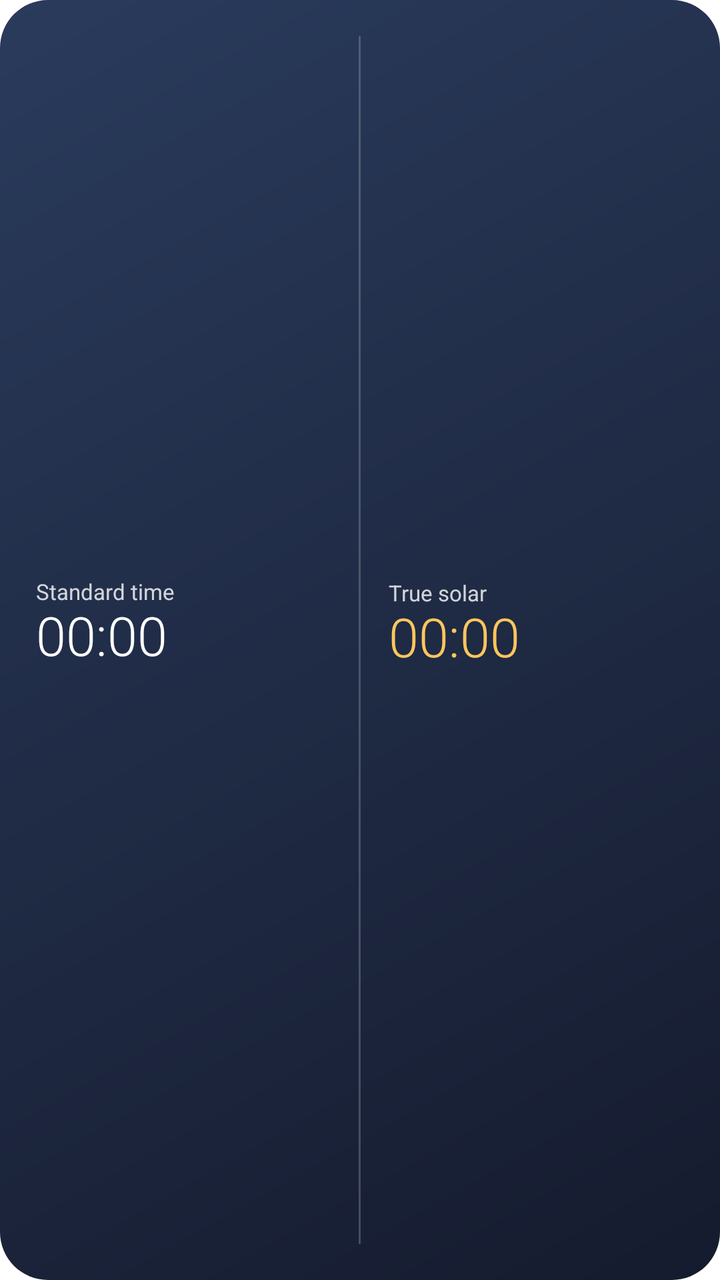
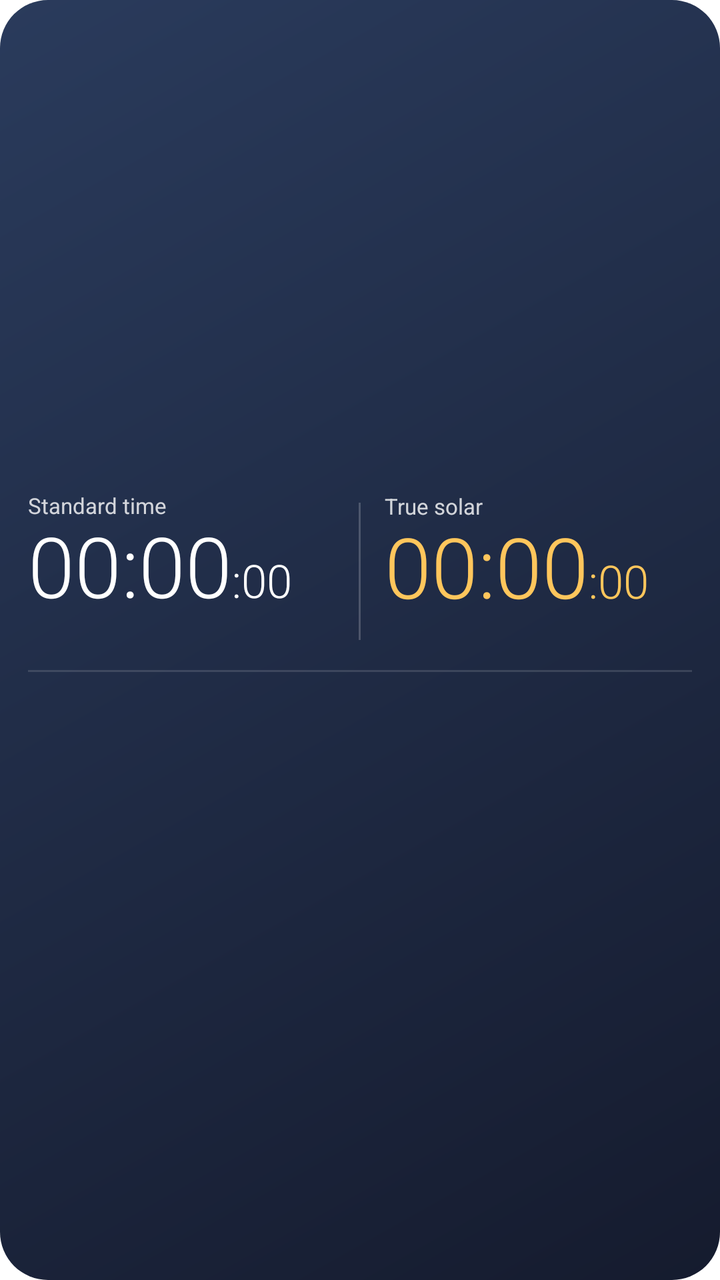

Compare the two renders of this Android layout. The source of the first and the diff that turns it into the second are given below.
<!-- AndroidManifest.xml: application theme Theme.TrueSolarTime -->
<!-- res/layout/widget_solar_time.xml -->
<?xml version="1.0" encoding="utf-8"?>
<LinearLayout xmlns:android="http://schemas.android.com/apk/res/android"
    android:id="@+id/widget_root"
    android:layout_width="match_parent"
    android:layout_height="match_parent"
    android:background="@drawable/widget_background_night"
    android:orientation="horizontal"
    android:paddingStart="18dp"
    android:paddingTop="12dp"
    android:paddingEnd="18dp"
    android:paddingBottom="12dp">

    <LinearLayout
        android:layout_width="0dp"
        android:layout_height="wrap_content"
        android:layout_gravity="center_vertical"
        android:layout_weight="1"
        android:orientation="vertical">

        <TextView
            android:layout_width="wrap_content"
            android:layout_height="wrap_content"
            android:text="@string/widget_label_civil"
            android:textColor="#CCFFFFFF"
            android:textSize="11sp" />

        <TextView
            android:id="@+id/widget_civil_time"
            android:layout_width="wrap_content"
            android:layout_height="wrap_content"
            android:fontFamily="sans-serif-light"
            android:includeFontPadding="false"
            android:text="00:00"
            android:textColor="#FFFFFFFF"
            android:textSize="27sp" />

        <TextView
            android:id="@+id/widget_civil_date"
            android:layout_width="wrap_content"
            android:layout_height="wrap_content"
            android:layout_marginTop="2dp"
            android:textColor="#B3FFFFFF"
            android:textSize="11sp" />
    </LinearLayout>

    <LinearLayout
        android:layout_width="1dp"
        android:layout_height="match_parent"
        android:layout_marginStart="14dp"
        android:layout_marginTop="6dp"
        android:layout_marginEnd="14dp"
        android:layout_marginBottom="6dp"
        android:background="#33FFFFFF"
        android:orientation="vertical" />

    <LinearLayout
        android:layout_width="0dp"
        android:layout_height="wrap_content"
        android:layout_gravity="center_vertical"
        android:layout_weight="1"
        android:orientation="vertical">

        <LinearLayout
            android:layout_width="match_parent"
            android:layout_height="wrap_content"
            android:orientation="horizontal">

            <TextView
                android:layout_width="wrap_content"
                android:layout_height="wrap_content"
                android:text="@string/widget_label_solar"
                android:textColor="#CCFFFFFF"
                android:textSize="11sp" />

            <TextView
                android:id="@+id/widget_solar_shichen"
                android:layout_width="0dp"
                android:layout_height="wrap_content"
                android:layout_weight="1"
                android:gravity="end"
                android:textColor="#B3FFFFFF"
                android:textSize="11sp" />
        </LinearLayout>

        <TextView
            android:id="@+id/widget_solar_time"
            android:layout_width="wrap_content"
            android:layout_height="wrap_content"
            android:fontFamily="sans-serif-light"
            android:includeFontPadding="false"
            android:text="00:00"
            android:textColor="#FFFFC65C"
            android:textSize="27sp" />

        <TextView
            android:id="@+id/widget_coordinates"
            android:layout_width="wrap_content"
            android:layout_height="wrap_content"
            android:layout_marginTop="2dp"
            android:maxLines="1"
            android:textColor="#B3FFFFFF"
            android:textSize="10sp" />
    </LinearLayout>

</LinearLayout>
<!-- resources referenced by this layout -->
<resources>
  <!-- drawable widget_background_night (drawable) -->
  <?xml version="1.0" encoding="utf-8"?>
  <shape xmlns:android="http://schemas.android.com/apk/res/android"
      android:shape="rectangle">
      <corners android:radius="24dp" />
      <gradient
          android:angle="315"
          android:endColor="#151B2E"
          android:startColor="#2A3B5C" />
  </shape>
  <string name="widget_label_civil">Standard time</string>
  <string name="widget_label_solar">True solar</string>
  <style name="Theme.TrueSolarTime" parent="android:Theme.Material.Light.NoActionBar">
          <item name="android:windowBackground">@android:color/white</item>
      </style>
</resources>

<!-- the commit's change to res/layout/widget_solar_time.xml (unified diff, before → after) -->
@@ -1,105 +1,399 @@
 <?xml version="1.0" encoding="utf-8"?>
 <LinearLayout xmlns:android="http://schemas.android.com/apk/res/android"
+    xmlns:tools="http://schemas.android.com/tools"
     android:id="@+id/widget_root"
     android:layout_width="match_parent"
     android:layout_height="match_parent"
     android:background="@drawable/widget_background_night"
-    android:orientation="horizontal"
-    android:paddingStart="18dp"
-    android:paddingTop="12dp"
-    android:paddingEnd="18dp"
-    android:paddingBottom="12dp">
+    android:gravity="center_vertical"
+    android:orientation="vertical"
+    android:paddingStart="14dp"
+    android:paddingTop="10dp"
+    android:paddingEnd="14dp"
+    android:paddingBottom="10dp">
 
     <LinearLayout
-        android:layout_width="0dp"
+        android:layout_width="match_parent"
         android:layout_height="wrap_content"
-        android:layout_gravity="center_vertical"
-        android:layout_weight="1"
-        android:orientation="vertical">
-
-        <TextView
-            android:layout_width="wrap_content"
+        android:gravity="center_vertical"
+        android:orientation="horizontal">
+
+        <LinearLayout
+            android:layout_width="0dp"
             android:layout_height="wrap_content"
-            android:text="@string/widget_label_civil"
-            android:textColor="#CCFFFFFF"
-            android:textSize="11sp" />
-
-        <TextView
-            android:id="@+id/widget_civil_time"
-            android:layout_width="wrap_content"
-            android:layout_height="wrap_content"
-            android:fontFamily="sans-serif-light"
-            android:includeFontPadding="false"
-            android:text="00:00"
-            android:textColor="#FFFFFFFF"
-            android:textSize="27sp" />
-
-        <TextView
-            android:id="@+id/widget_civil_date"
-            android:layout_width="wrap_content"
-            android:layout_height="wrap_content"
-            android:layout_marginTop="2dp"
-            android:textColor="#B3FFFFFF"
-            android:textSize="11sp" />
-    </LinearLayout>
-
-    <LinearLayout
-        android:layout_width="1dp"
-        android:layout_height="match_parent"
-        android:layout_marginStart="14dp"
-        android:layout_marginTop="6dp"
-        android:layout_marginEnd="14dp"
-        android:layout_marginBottom="6dp"
-        android:background="#33FFFFFF"
-        android:orientation="vertical" />
-
-    <LinearLayout
-        android:layout_width="0dp"
-        android:layout_height="wrap_content"
-        android:layout_gravity="center_vertical"
-        android:layout_weight="1"
-        android:orientation="vertical">
-
-        <LinearLayout
-            android:layout_width="match_parent"
-            android:layout_height="wrap_content"
-            android:orientation="horizontal">
+            android:layout_weight="1"
+            android:orientation="vertical">
+
+            <LinearLayout
+                android:layout_width="match_parent"
+                android:layout_height="wrap_content"
+                android:orientation="horizontal">
+
+                <TextView
+                    android:layout_width="wrap_content"
+                    android:layout_height="wrap_content"
+                    android:text="@string/widget_label_civil"
+                    android:textColor="#CCFFFFFF"
+                    android:textSize="11sp" />
+
+                <TextView
+                    android:id="@+id/widget_city"
+                    android:layout_width="0dp"
+                    android:layout_height="wrap_content"
+                    android:layout_weight="1"
+                    android:ellipsize="end"
+                    android:gravity="end"
+                    android:maxLines="1"
+                    android:textColor="#B3FFFFFF"
+                    android:textSize="11sp" />
+            </LinearLayout>
+
+            <LinearLayout
+                android:layout_width="wrap_content"
+                android:layout_height="wrap_content"
+                android:orientation="horizontal">
+
+                <TextView
+                    android:id="@+id/widget_civil_time"
+                    style="@style/WidgetClockMain"
+                    android:text="00:00"
+                    android:textColor="#FFFFFFFF"
+                    tools:ignore="HardcodedText" />
+
+                <TextView
+                    style="@style/WidgetClockSecond"
+                    android:layout_marginBottom="5dp"
+                    android:text=":"
+                    tools:ignore="HardcodedText" />
+
+            <ViewFlipper
+                android:id="@+id/widget_civil_sec"
+                android:layout_width="27sp"
+                android:layout_height="wrap_content"
+                android:layout_marginBottom="5dp"
+                android:autoStart="true"
+                android:flipInterval="1000"
+                tools:ignore="HardcodedText">
+                <TextView style="@style/WidgetClockSecond" android:text="00" />
+                <TextView style="@style/WidgetClockSecond" android:text="01" />
+                <TextView style="@style/WidgetClockSecond" android:text="02" />
+                <TextView style="@style/WidgetClockSecond" android:text="03" />
+                <TextView style="@style/WidgetClockSecond" android:text="04" />
+                <TextView style="@style/WidgetClockSecond" android:text="05" />
+                <TextView style="@style/WidgetClockSecond" android:text="06" />
+                <TextView style="@style/WidgetClockSecond" android:text="07" />
+                <TextView style="@style/WidgetClockSecond" android:text="08" />
+                <TextView style="@style/WidgetClockSecond" android:text="09" />
+                <TextView style="@style/WidgetClockSecond" android:text="10" />
+                <TextView style="@style/WidgetClockSecond" android:text="11" />
+                <TextView style="@style/WidgetClockSecond" android:text="12" />
+                <TextView style="@style/WidgetClockSecond" android:text="13" />
+                <TextView style="@style/WidgetClockSecond" android:text="14" />
+                <TextView style="@style/WidgetClockSecond" android:text="15" />
+                <TextView style="@style/WidgetClockSecond" android:text="16" />
+                <TextView style="@style/WidgetClockSecond" android:text="17" />
+                <TextView style="@style/WidgetClockSecond" android:text="18" />
+                <TextView style="@style/WidgetClockSecond" android:text="19" />
+                <TextView style="@style/WidgetClockSecond" android:text="20" />
+                <TextView style="@style/WidgetClockSecond" android:text="21" />
+                <TextView style="@style/WidgetClockSecond" android:text="22" />
+                <TextView style="@style/WidgetClockSecond" android:text="23" />
+                <TextView style="@style/WidgetClockSecond" android:text="24" />
+                <TextView style="@style/WidgetClockSecond" android:text="25" />
+                <TextView style="@style/WidgetClockSecond" android:text="26" />
+                <TextView style="@style/WidgetClockSecond" android:text="27" />
+                <TextView style="@style/WidgetClockSecond" android:text="28" />
+                <TextView style="@style/WidgetClockSecond" android:text="29" />
+                <TextView style="@style/WidgetClockSecond" android:text="30" />
+                <TextView style="@style/WidgetClockSecond" android:text="31" />
+                <TextView style="@style/WidgetClockSecond" android:text="32" />
+                <TextView style="@style/WidgetClockSecond" android:text="33" />
+                <TextView style="@style/WidgetClockSecond" android:text="34" />
+                <TextView style="@style/WidgetClockSecond" android:text="35" />
+                <TextView style="@style/WidgetClockSecond" android:text="36" />
+                <TextView style="@style/WidgetClockSecond" android:text="37" />
+                <TextView style="@style/WidgetClockSecond" android:text="38" />
+                <TextView style="@style/WidgetClockSecond" android:text="39" />
+                <TextView style="@style/WidgetClockSecond" android:text="40" />
+                <TextView style="@style/WidgetClockSecond" android:text="41" />
+                <TextView style="@style/WidgetClockSecond" android:text="42" />
+                <TextView style="@style/WidgetClockSecond" android:text="43" />
+                <TextView style="@style/WidgetClockSecond" android:text="44" />
+                <TextView style="@style/WidgetClockSecond" android:text="45" />
+                <TextView style="@style/WidgetClockSecond" android:text="46" />
+                <TextView style="@style/WidgetClockSecond" android:text="47" />
+                <TextView style="@style/WidgetClockSecond" android:text="48" />
+                <TextView style="@style/WidgetClockSecond" android:text="49" />
+                <TextView style="@style/WidgetClockSecond" android:text="50" />
+                <TextView style="@style/WidgetClockSecond" android:text="51" />
+                <TextView style="@style/WidgetClockSecond" android:text="52" />
+                <TextView style="@style/WidgetClockSecond" android:text="53" />
+                <TextView style="@style/WidgetClockSecond" android:text="54" />
+                <TextView style="@style/WidgetClockSecond" android:text="55" />
+                <TextView style="@style/WidgetClockSecond" android:text="56" />
+                <TextView style="@style/WidgetClockSecond" android:text="57" />
+                <TextView style="@style/WidgetClockSecond" android:text="58" />
+                <TextView style="@style/WidgetClockSecond" android:text="59" />
+            </ViewFlipper>
+            </LinearLayout>
 
             <TextView
+                android:id="@+id/widget_civil_date"
                 android:layout_width="wrap_content"
                 android:layout_height="wrap_content"
-                android:text="@string/widget_label_solar"
-                android:textColor="#CCFFFFFF"
-                android:textSize="11sp" />
-
-            <TextView
-                android:id="@+id/widget_solar_shichen"
-                android:layout_width="0dp"
-                android:layout_height="wrap_content"
-                android:layout_weight="1"
-                android:gravity="end"
+                android:layout_marginTop="2dp"
+                android:maxLines="1"
                 android:textColor="#B3FFFFFF"
                 android:textSize="11sp" />
         </LinearLayout>
 
-        <TextView
-            android:id="@+id/widget_solar_time"
-            android:layout_width="wrap_content"
+        <LinearLayout
+            android:layout_width="1dp"
+            android:layout_height="match_parent"
+            android:layout_marginStart="12dp"
+            android:layout_marginTop="6dp"
+            android:layout_marginEnd="12dp"
+            android:layout_marginBottom="6dp"
+            android:background="#33FFFFFF"
+            android:orientation="vertical" />
+
+        <LinearLayout
+            android:layout_width="0dp"
             android:layout_height="wrap_content"
-            android:fontFamily="sans-serif-light"
-            android:includeFontPadding="false"
-            android:text="00:00"
-            android:textColor="#FFFFC65C"
-            android:textSize="27sp" />
-
-        <TextView
-            android:id="@+id/widget_coordinates"
-            android:layout_width="wrap_content"
-            android:layout_height="wrap_content"
-            android:layout_marginTop="2dp"
-            android:maxLines="1"
-            android:textColor="#B3FFFFFF"
-            android:textSize="10sp" />
+            android:layout_weight="1"
+            android:orientation="vertical">
+
+            <LinearLayout
+                android:layout_width="match_parent"
+                android:layout_height="wrap_content"
+                android:orientation="horizontal">
+
+                <TextView
+                    android:layout_width="wrap_content"
+                    android:layout_height="wrap_content"
+                    android:text="@string/widget_label_solar"
+                    android:textColor="#CCFFFFFF"
+                    android:textSize="11sp" />
+
+                <TextView
+                    android:id="@+id/widget_solar_shichen"
+                    android:layout_width="0dp"
+                    android:layout_height="wrap_content"
+                    android:layout_weight="1"
+                    android:gravity="end"
+                    android:textColor="#B3FFFFFF"
+                    android:textSize="11sp" />
+            </LinearLayout>
+
+            <LinearLayout
+                android:layout_width="wrap_content"
+                android:layout_height="wrap_content"
+                android:orientation="horizontal">
+
+                <TextView
+                    android:id="@+id/widget_solar_time"
+                    style="@style/WidgetClockMain"
+                    android:text="00:00"
+                    android:textColor="#FFFFC65C"
+                    tools:ignore="HardcodedText" />
+
+                <TextView
+                    style="@style/WidgetClockSecondSolar"
+                    android:layout_marginBottom="5dp"
+                    android:text=":"
+                    tools:ignore="HardcodedText" />
+
+            <ViewFlipper
+                android:id="@+id/widget_solar_sec"
+                android:layout_width="27sp"
+                android:layout_height="wrap_content"
+                android:layout_marginBottom="5dp"
+                android:autoStart="true"
+                android:flipInterval="1000"
+                tools:ignore="HardcodedText">
+                <TextView style="@style/WidgetClockSecondSolar" android:text="00" />
+                <TextView style="@style/WidgetClockSecondSolar" android:text="01" />
+                <TextView style="@style/WidgetClockSecondSolar" android:text="02" />
+                <TextView style="@style/WidgetClockSecondSolar" android:text="03" />
+                <TextView style="@style/WidgetClockSecondSolar" android:text="04" />
+                <TextView style="@style/WidgetClockSecondSolar" android:text="05" />
+                <TextView style="@style/WidgetClockSecondSolar" android:text="06" />
+                <TextView style="@style/WidgetClockSecondSolar" android:text="07" />
+                <TextView style="@style/WidgetClockSecondSolar" android:text="08" />
+                <TextView style="@style/WidgetClockSecondSolar" android:text="09" />
+                <TextView style="@style/WidgetClockSecondSolar" android:text="10" />
+                <TextView style="@style/WidgetClockSecondSolar" android:text="11" />
+                <TextView style="@style/WidgetClockSecondSolar" android:text="12" />
+                <TextView style="@style/WidgetClockSecondSolar" android:text="13" />
+                <TextView style="@style/WidgetClockSecondSolar" android:text="14" />
+                <TextView style="@style/WidgetClockSecondSolar" android:text="15" />
+                <TextView style="@style/WidgetClockSecondSolar" android:text="16" />
+                <TextView style="@style/WidgetClockSecondSolar" android:text="17" />
+                <TextView style="@style/WidgetClockSecondSolar" android:text="18" />
+                <TextView style="@style/WidgetClockSecondSolar" android:text="19" />
+                <TextView style="@style/WidgetClockSecondSolar" android:text="20" />
+                <TextView style="@style/WidgetClockSecondSolar" android:text="21" />
+                <TextView style="@style/WidgetClockSecondSolar" android:text="22" />
+                <TextView style="@style/WidgetClockSecondSolar" android:text="23" />
+                <TextView style="@style/WidgetClockSecondSolar" android:text="24" />
+                <TextView style="@style/WidgetClockSecondSolar" android:text="25" />
+                <TextView style="@style/WidgetClockSecondSolar" android:text="26" />
+                <TextView style="@style/WidgetClockSecondSolar" android:text="27" />
+                <TextView style="@style/WidgetClockSecondSolar" android:text="28" />
+                <TextView style="@style/WidgetClockSecondSolar" android:text="29" />
+                <TextView style="@style/WidgetClockSecondSolar" android:text="30" />
+                <TextView style="@style/WidgetClockSecondSolar" android:text="31" />
+                <TextView style="@style/WidgetClockSecondSolar" android:text="32" />
+                <TextView style="@style/WidgetClockSecondSolar" android:text="33" />
+                <TextView style="@style/WidgetClockSecondSolar" android:text="34" />
+                <TextView style="@style/WidgetClockSecondSolar" android:text="35" />
+                <TextView style="@style/WidgetClockSecondSolar" android:text="36" />
+                <TextView style="@style/WidgetClockSecondSolar" android:text="37" />
+                <TextView style="@style/WidgetClockSecondSolar" android:text="38" />
+                <TextView style="@style/WidgetClockSecondSolar" android:text="39" />
+                <TextView style="@style/WidgetClockSecondSolar" android:text="40" />
+                <TextView style="@style/WidgetClockSecondSolar" android:text="41" />
+                <TextView style="@style/WidgetClockSecondSolar" android:text="42" />
+                <TextView style="@style/WidgetClockSecondSolar" android:text="43" />
+                <TextView style="@style/WidgetClockSecondSolar" android:text="44" />
+                <TextView style="@style/WidgetClockSecondSolar" android:text="45" />
+                <TextView style="@style/WidgetClockSecondSolar" android:text="46" />
+                <TextView style="@style/WidgetClockSecondSolar" android:text="47" />
+                <TextView style="@style/WidgetClockSecondSolar" android:text="48" />
+                <TextView style="@style/WidgetClockSecondSolar" android:text="49" />
+                <TextView style="@style/WidgetClockSecondSolar" android:text="50" />
+                <TextView style="@style/WidgetClockSecondSolar" android:text="51" />
+                <TextView style="@style/WidgetClockSecondSolar" android:text="52" />
+                <TextView style="@style/WidgetClockSecondSolar" android:text="53" />
+                <TextView style="@style/WidgetClockSecondSolar" android:text="54" />
+                <TextView style="@style/WidgetClockSecondSolar" android:text="55" />
+                <TextView style="@style/WidgetClockSecondSolar" android:text="56" />
+                <TextView style="@style/WidgetClockSecondSolar" android:text="57" />
+                <TextView style="@style/WidgetClockSecondSolar" android:text="58" />
+                <TextView style="@style/WidgetClockSecondSolar" android:text="59" />
+            </ViewFlipper>
+            </LinearLayout>
+
+            <TextView
+                android:id="@+id/widget_coordinates"
+                android:layout_width="wrap_content"
+                android:layout_height="wrap_content"
+                android:layout_marginTop="2dp"
+                android:maxLines="1"
+                android:textColor="#B3FFFFFF"
+                android:textSize="10sp" />
+        </LinearLayout>
     </LinearLayout>
 
+    <TextView
+        android:layout_width="match_parent"
+        android:layout_height="1dp"
+        android:layout_marginTop="9dp"
+        android:background="#22FFFFFF" />
+
+    <LinearLayout
+        android:id="@+id/widget_hour_row"
+        android:layout_width="match_parent"
+        android:layout_height="wrap_content"
+        android:layout_marginTop="7dp"
+        android:orientation="horizontal">
+
+            <LinearLayout
+                android:layout_width="0dp"
+                android:layout_height="wrap_content"
+                android:layout_weight="1"
+                android:gravity="center_horizontal"
+                android:orientation="vertical">
+                <TextView
+                    android:id="@+id/widget_hour_label_0"
+                    style="@style/WidgetHourLabel" />
+                <ImageView
+                    android:id="@+id/widget_hour_icon_0"
+                    style="@style/WidgetHourIcon" />
+                <TextView
+                    android:id="@+id/widget_hour_cond_0"
+                    style="@style/WidgetHourCond" />
+            </LinearLayout>
+            <LinearLayout
+                android:layout_width="0dp"
+                android:layout_height="wrap_content"
+                android:layout_weight="1"
+                android:gravity="center_horizontal"
+                android:orientation="vertical">
+                <TextView
+                    android:id="@+id/widget_hour_label_1"
+                    style="@style/WidgetHourLabel" />
+                <ImageView
+                    android:id="@+id/widget_hour_icon_1"
+                    style="@style/WidgetHourIcon" />
+                <TextView
+                    android:id="@+id/widget_hour_cond_1"
+                    style="@style/WidgetHourCond" />
+            </LinearLayout>
+            <LinearLayout
+                android:layout_width="0dp"
+                android:layout_height="wrap_content"
+                android:layout_weight="1"
+                android:gravity="center_horizontal"
+                android:orientation="vertical">
+                <TextView
+                    android:id="@+id/widget_hour_label_2"
+                    style="@style/WidgetHourLabel" />
+                <ImageView
+                    android:id="@+id/widget_hour_icon_2"
+                    style="@style/WidgetHourIcon" />
+                <TextView
+                    android:id="@+id/widget_hour_cond_2"
+                    style="@style/WidgetHourCond" />
+            </LinearLayout>
+            <LinearLayout
+                android:layout_width="0dp"
+                android:layout_height="wrap_content"
+                android:layout_weight="1"
+                android:gravity="center_horizontal"
+                android:orientation="vertical">
+                <TextView
+                    android:id="@+id/widget_hour_label_3"
+                    style="@style/WidgetHourLabel" />
+                <ImageView
+                    android:id="@+id/widget_hour_icon_3"
+                    style="@style/WidgetHourIcon" />
+                <TextView
+                    android:id="@+id/widget_hour_cond_3"
+                    style="@style/WidgetHourCond" />
+            </LinearLayout>
+            <LinearLayout
+                android:layout_width="0dp"
+                android:layout_height="wrap_content"
+                android:layout_weight="1"
+                android:gravity="center_horizontal"
+                android:orientation="vertical">
+                <TextView
+                    android:id="@+id/widget_hour_label_4"
+                    style="@style/WidgetHourLabel" />
+                <ImageView
+                    android:id="@+id/widget_hour_icon_4"
+                    style="@style/WidgetHourIcon" />
+                <TextView
+                    android:id="@+id/widget_hour_cond_4"
+                    style="@style/WidgetHourCond" />
+            </LinearLayout>
+            <LinearLayout
+                android:layout_width="0dp"
+                android:layout_height="wrap_content"
+                android:layout_weight="1"
+                android:gravity="center_horizontal"
+                android:orientation="vertical">
+                <TextView
+                    android:id="@+id/widget_hour_label_5"
+                    style="@style/WidgetHourLabel" />
+                <ImageView
+                    android:id="@+id/widget_hour_icon_5"
+                    style="@style/WidgetHourIcon" />
+                <TextView
+                    android:id="@+id/widget_hour_cond_5"
+                    style="@style/WidgetHourCond" />
+            </LinearLayout>
+    </LinearLayout>
+
 </LinearLayout>
<!-- resource entries referenced after the edit -->
@@ -12,6 +12,61 @@
   </shape>
   <string name="widget_label_civil">Standard time</string>
   <string name="widget_label_solar">True solar</string>
+  <style name="WidgetClockMain">
+          <item name="android:layout_width">wrap_content</item>
+          <item name="android:layout_height">wrap_content</item>
+          <item name="android:fontFamily">sans-serif-light</item>
+          <item name="android:fontFeatureSettings">tnum</item>
+          <item name="android:includeFontPadding">false</item>
+          <item name="android:maxLines">1</item>
+          <item name="android:textSize">42sp</item>
+      </style>
+  <style name="WidgetClockSecond">
+          <item name="android:layout_width">wrap_content</item>
+          <item name="android:layout_height">wrap_content</item>
+          <item name="android:fontFamily">sans-serif-light</item>
+          <item name="android:fontFeatureSettings">tnum</item>
+          <item name="android:includeFontPadding">false</item>
+          <item name="android:maxLines">1</item>
+          <item name="android:textSize">23sp</item>
+          <item name="android:textColor">#FFFFFFFF</item>
+      </style>
+  <style name="WidgetClockSecondSolar">
+          <item name="android:layout_width">wrap_content</item>
+          <item name="android:layout_height">wrap_content</item>
+          <item name="android:fontFamily">sans-serif-light</item>
+          <item name="android:fontFeatureSettings">tnum</item>
+          <item name="android:includeFontPadding">false</item>
+          <item name="android:maxLines">1</item>
+          <item name="android:textSize">23sp</item>
+          <item name="android:textColor">#FFFFC65C</item>
+      </style>
+  <style name="WidgetHourCond">
+          <item name="android:layout_width">wrap_content</item>
+          <item name="android:layout_height">wrap_content</item>
+          <item name="android:layout_marginTop">1dp</item>
+          <item name="android:gravity">center</item>
+          <item name="android:includeFontPadding">false</item>
+          <item name="android:maxLines">2</item>
+          <item name="android:textAlignment">center</item>
+          <item name="android:textColor">#D9FFFFFF</item>
+          <item name="android:textSize">10sp</item>
+      </style>
+  <style name="WidgetHourIcon">
+          <item name="android:layout_width">24dp</item>
+          <item name="android:layout_height">24dp</item>
+          <item name="android:layout_marginTop">3dp</item>
+          <item name="android:scaleType">fitCenter</item>
+      </style>
+  <style name="WidgetHourLabel">
+          <item name="android:layout_width">wrap_content</item>
+          <item name="android:layout_height">wrap_content</item>
+          <item name="android:fontFeatureSettings">tnum</item>
+          <item name="android:includeFontPadding">false</item>
+          <item name="android:maxLines">1</item>
+          <item name="android:textSize">10sp</item>
+          <item name="android:textColor">#B3FFFFFF</item>
+      </style>
   <style name="Theme.TrueSolarTime" parent="android:Theme.Material.Light.NoActionBar">
           <item name="android:windowBackground">@android:color/white</item>
       </style>
